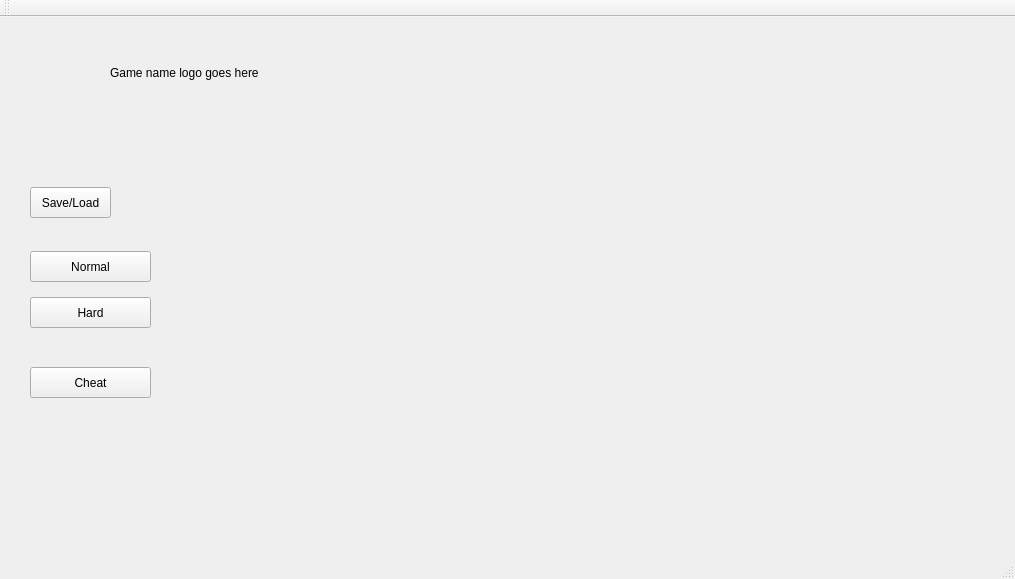
CpS209TeamOmega/TandemTechies, file gamewindow.ui: the form before one commit.
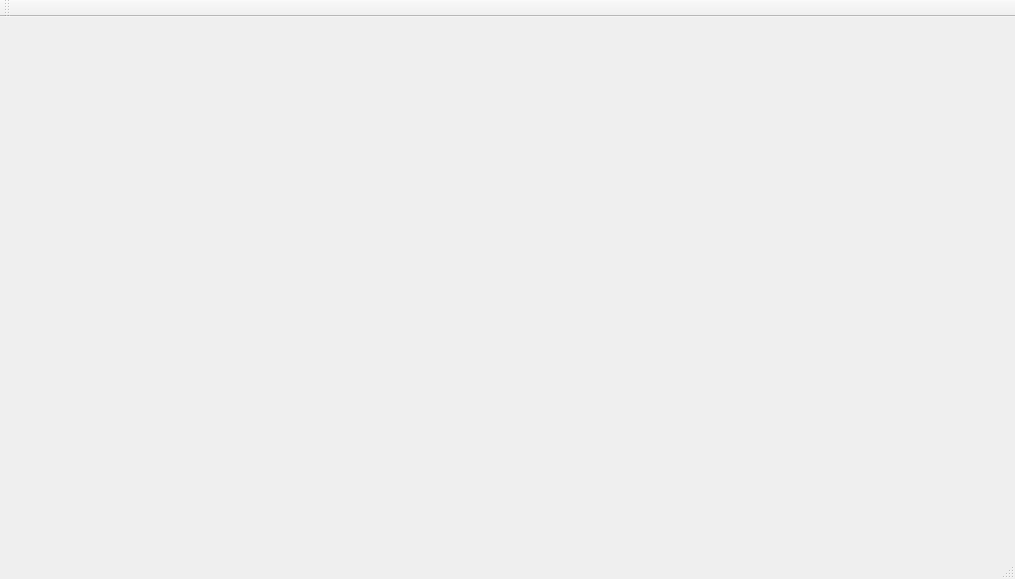
The form after the commit.

The edit to the form file:
```diff
--- a/gamewindow.ui
+++ b/gamewindow.ui
@@ -13,82 +13,7 @@
   <property name="windowTitle">
    <string>GameWindow</string>
   </property>
-  <widget class="QWidget" name="centralWidget">
-   <widget class="QToolButton" name="tbtnNormal">
-    <property name="geometry">
-     <rect>
-      <x>30</x>
-      <y>234</y>
-      <width>121</width>
-      <height>31</height>
-     </rect>
-    </property>
-    <property name="text">
-     <string>Normal</string>
-    </property>
-    <property name="checkable">
-     <bool>true</bool>
-    </property>
-   </widget>
-   <widget class="QToolButton" name="tbtnHard">
-    <property name="geometry">
-     <rect>
-      <x>30</x>
-      <y>280</y>
-      <width>121</width>
-      <height>31</height>
-     </rect>
-    </property>
-    <property name="text">
-     <string>Hard</string>
-    </property>
-    <property name="checkable">
-     <bool>true</bool>
-    </property>
-   </widget>
-   <widget class="QToolButton" name="tbtnCheat">
-    <property name="geometry">
-     <rect>
-      <x>30</x>
-      <y>350</y>
-      <width>121</width>
-      <height>31</height>
-     </rect>
-    </property>
-    <property name="text">
-     <string>Cheat</string>
-    </property>
-    <property name="checkable">
-     <bool>true</bool>
-    </property>
-   </widget>
-   <widget class="QToolButton" name="tbtnSaveLoad">
-    <property name="geometry">
-     <rect>
-      <x>30</x>
-      <y>170</y>
-      <width>81</width>
-      <height>31</height>
-     </rect>
-    </property>
-    <property name="text">
-     <string>Save/Load</string>
-    </property>
-   </widget>
-   <widget class="QLabel" name="lblName">
-    <property name="geometry">
-     <rect>
-      <x>110</x>
-      <y>20</y>
-      <width>791</width>
-      <height>71</height>
-     </rect>
-    </property>
-    <property name="text">
-     <string>Game name logo goes here</string>
-    </property>
-   </widget>
-  </widget>
+  <widget class="QWidget" name="centralWidget"/>
   <widget class="QMenuBar" name="menuBar">
    <property name="geometry">
     <rect>
```
